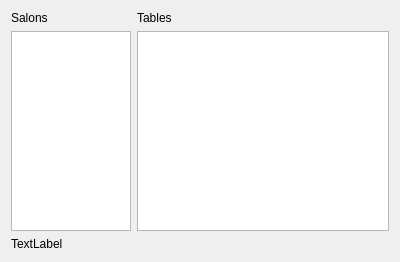
Above: src/client/JoinWizardPage2.ui from arabine/icl before the change. Below: the same form after it.
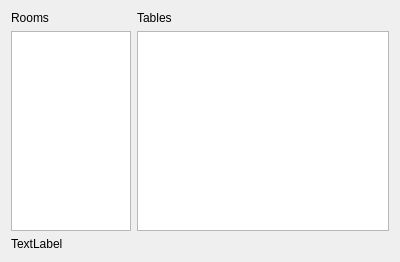
That is the form after the change.

```diff
--- a/src/client/JoinWizardPage2.ui
+++ b/src/client/JoinWizardPage2.ui
@@ -19,7 +19,7 @@
      <item>
       <widget class="QLabel" name="label_4">
        <property name="text">
-        <string>Salons</string>
+        <string>Rooms</string>
        </property>
       </widget>
      </item>
```
